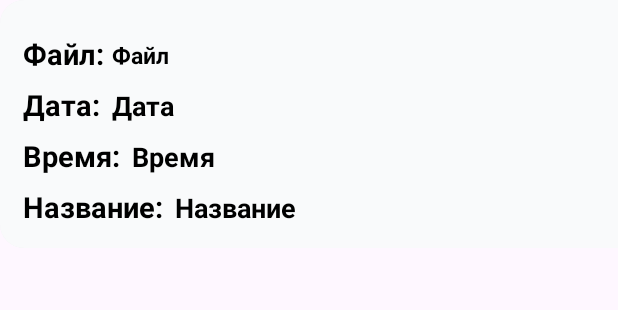
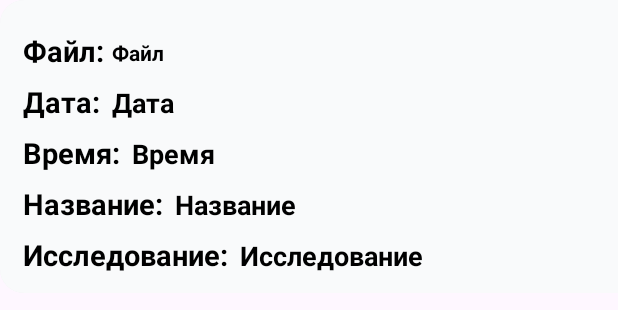
Before and after one commit to Yunochhi/PrototypeONKOR_v1.1, an Android app: the layout protocol_info.xml on its own in the app's theme, with its tools: preview values and no code run, on a phone screen of 412 x 824 dp. Shown: the top 310 px of the screen. Run offline under Robolectric (Android 15) with nearby library versions, the phone set to English and light mode, and no system bars; network calls fail.

```diff
--- a/app/build.gradle.kts
+++ b/app/build.gradle.kts
@@ -1,6 +1,7 @@
 plugins {
     alias(libs.plugins.android.application)
     alias(libs.plugins.kotlin.android)
+    alias(libs.plugins.google.services)
 }
 
 android {
@@ -45,12 +46,15 @@ dependencies {
     implementation(libs.androidx.appcompat)
     implementation(libs.material)
     implementation(libs.androidx.activity)
+    implementation(libs.firebaseMessaging)
     implementation((libs.retrofit))
     implementation((libs.gsonConverter))
     implementation((libs.kotlincoroutinesandroid))
     implementation(libs.androidx.constraintlayout)
     implementation(libs.androidx.navigation.runtime.android)
     testImplementation(libs.junit)
+    implementation(platform(libs.firebase.bom))
+    implementation(libs.firebase.analytics.ktx)
     androidTestImplementation(libs.androidx.junit)
     androidTestImplementation(libs.androidx.espresso.core)
 }
--- a/app/src/main/java/com/example/prototypeonkor/APIService/PatientApiService.kt
+++ b/app/src/main/java/com/example/prototypeonkor/APIService/PatientApiService.kt
@@ -9,6 +9,7 @@ data class ProtocolFile(
 )
 
 data class ProtocolInfo(
+    val investigationName : String,
     val doctorName: String,
     val date: String,
     val time: String,
--- a/app/src/main/java/com/example/prototypeonkor/Adapters/ProtocolAdapter.kt
+++ b/app/src/main/java/com/example/prototypeonkor/Adapters/ProtocolAdapter.kt
@@ -16,6 +16,7 @@ class ProtocolAdapter(private val protocols: List<ProtocolFile>) :
         val timeTextView: TextView = itemView.findViewById(R.id.timeTextView)
         val titleTextView: TextView = itemView.findViewById(R.id.titleTextView)
         val fileTextView: TextView = itemView.findViewById(R.id.fileTextView)
+        val investigationView: TextView = itemView.findViewById(R.id.investigationView)
     }
 
     override fun onCreateViewHolder(parent: ViewGroup, viewType: Int): ProtocolViewHolder {
@@ -28,6 +29,7 @@ class ProtocolAdapter(private val protocols: List<ProtocolFile>) :
         holder.dateTextView.text = protocol.info.date
         holder.timeTextView.text = protocol.info.time
         holder.titleTextView.text = protocol.info.lpu
+        holder.investigationView.text = protocol.info.investigationName
         holder.fileTextView.text = protocol.fileName
     }
 
--- a/app/src/main/java/com/example/prototypeonkor/Adapters/ProtocolsMainAdapter.kt
+++ b/app/src/main/java/com/example/prototypeonkor/Adapters/ProtocolsMainAdapter.kt
@@ -23,7 +23,7 @@ class ProtocolsMainAdapter(private val protocols: List<ProtocolFile>) : Recycler
     override fun onBindViewHolder(holder: ViewHolder, position: Int) {
         if (protocols.isNotEmpty()) {
             val index = protocols.size - getItemCount() + position
-            holder.textView.text = protocols[index].info.lpu
+            holder.textView.text = protocols[index].info.investigationName
         }
     }
 
--- a/app/src/main/res/layout/protocol_info.xml
+++ b/app/src/main/res/layout/protocol_info.xml
@@ -13,7 +13,7 @@
 
     <LinearLayout
         android:layout_width="430dp"
-        android:layout_height="165dp"
+        android:layout_height="195dp"
         android:background="@xml/fragmentinfo"
         android:gravity="center_vertical"
         android:orientation="vertical"
@@ -41,7 +41,7 @@
                 android:layout_marginTop="7dp"
                 android:text="Файл"
                 android:textColor="@color/white"
-                android:textSize="15sp"
+                android:textSize="14sp"
                 android:textStyle="bold"
                 app:layout_constraintEnd_toEndOf="parent" />
         </LinearLayout>
@@ -126,5 +126,31 @@
                 android:textSize="18sp"
                 android:textStyle="bold" />
         </LinearLayout>
+        <LinearLayout
+            android:layout_width="match_parent"
+            android:layout_height="wrap_content"
+            android:orientation="horizontal">
+
+            <TextView
+                android:id="@+id/investigationLabel"
+                android:layout_width="wrap_content"
+                android:layout_height="wrap_content"
+                android:layout_marginTop="8dp"
+                android:text="Исследование:"
+                android:textColor="@color/white"
+                android:textSize="19sp"
+                android:textStyle="bold" />
+
+            <TextView
+                android:id="@+id/investigationView"
+                android:layout_width="match_parent"
+                android:layout_height="wrap_content"
+                android:layout_marginStart="8dp"
+                android:layout_marginTop="8dp"
+                android:text="Исследование"
+                android:textColor="@color/white"
+                android:textSize="18sp"
+                android:textStyle="bold" />
+        </LinearLayout>
     </LinearLayout>
 </androidx.constraintlayout.widget.ConstraintLayout>
```
Also changed, not shown: app/src/main/AndroidManifest.xml (+10 -1 lines), app/src/main/java/com/example/prototypeonkor/Activity/AuthorizationActivity.kt (+59 -6 lines), app/src/main/java/com/example/prototypeonkor/Activity/NotificationActivity.kt (+4 -6 lines), app/src/main/res/layout/fragment_protocols.xml (+11 -7 lines), app/src/main/res/layout/notification_items.xml (+12 -3 lines), gradle/libs.versions.toml (+12 -7 lines), 1 other file.
